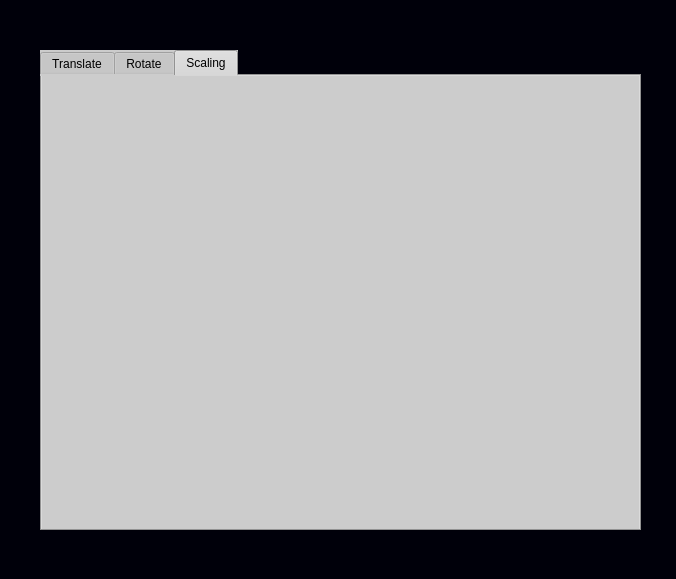
Before: the Qt Designer form src/gui/transform_window.ui in victoriavllso/sistema-grafico-interativo, drawn with Qt 5.
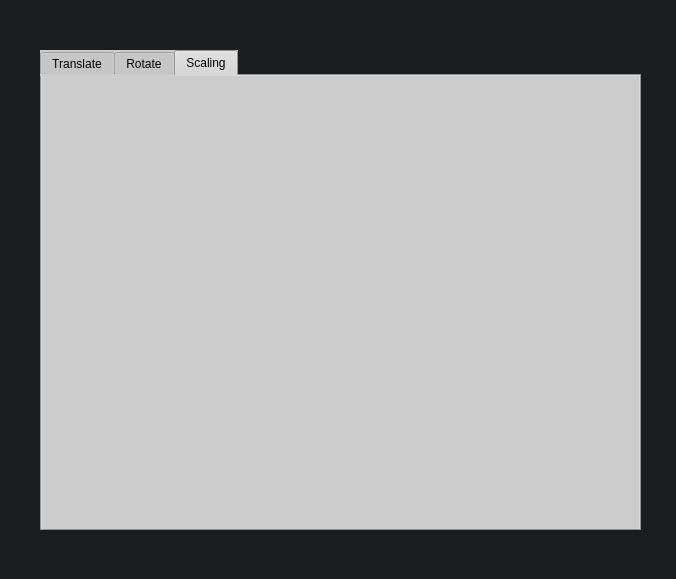
After: the same form once the commit is applied. The open tabs and pages were chosen to show the change.

Commit message: arrumando interface

```diff
--- a/src/gui/transform_window.ui
+++ b/src/gui/transform_window.ui
@@ -14,7 +14,7 @@
    <string>Dialog</string>
   </property>
   <property name="styleSheet">
-   <string notr="true">background-color: rgb(0, 0, 10);</string>
+   <string notr="true">background-color: rgb(27, 30, 32);</string>
   </property>
   <widget class="QTabWidget" name="tabWidget">
    <property name="geometry">
```
Left out of the diff: 5 changed lines with no effect on the pictures. The commit also changes 3 other files.
